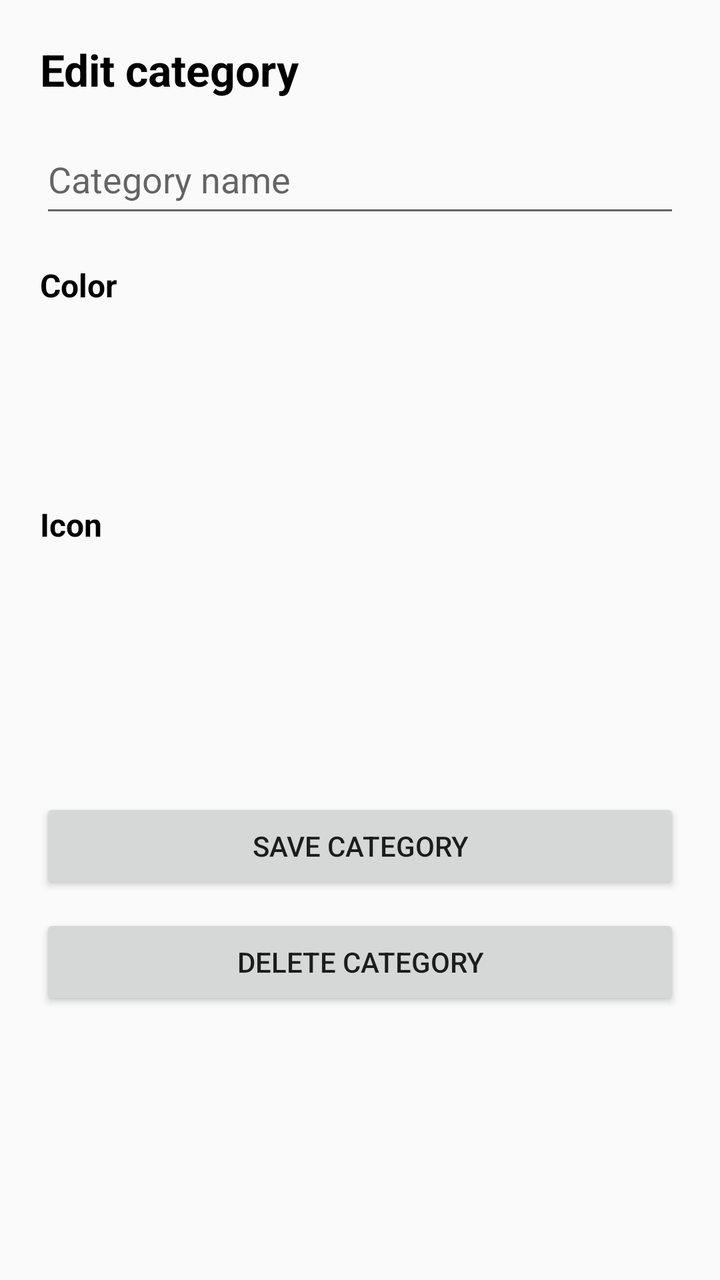
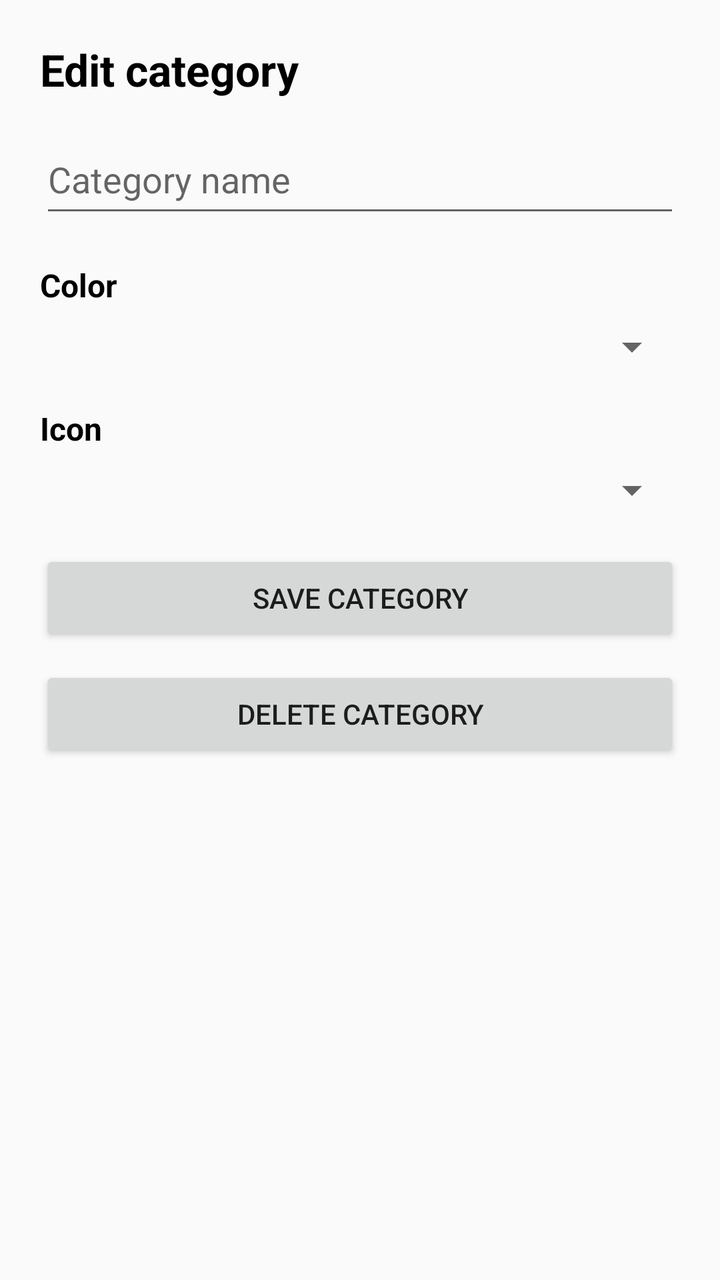

Compare the two renders of this Android layout. The source of the first and the diff that turns it into the second are given below.
<!-- AndroidManifest.xml: application theme Theme.Mobsysteme2 -->
<!-- res/layout/bottom_sheet_edit_category.xml -->
<?xml version="1.0" encoding="utf-8"?>
<ScrollView xmlns:android="http://schemas.android.com/apk/res/android"
    android:layout_width="match_parent"
    android:layout_height="wrap_content"
    android:fillViewport="true">

    <LinearLayout
        android:layout_width="match_parent"
        android:layout_height="wrap_content"
        android:orientation="vertical"
        android:paddingStart="20dp"
        android:paddingTop="20dp"
        android:paddingEnd="20dp"
        android:paddingBottom="24dp">

        <TextView
            android:id="@+id/tvEditCategoryTitle"
            android:layout_width="match_parent"
            android:layout_height="wrap_content"
            android:text="Edit category"
            android:textColor="@android:color/black"
            android:textSize="22sp"
            android:textStyle="bold" />

        <EditText
            android:id="@+id/etCategoryNameInput"
            android:layout_width="match_parent"
            android:layout_height="wrap_content"
            android:layout_marginTop="16dp"
            android:hint="Category name"
            android:inputType="textCapWords"
            android:minHeight="48dp"
            android:paddingVertical="12dp" />

        <TextView
            android:id="@+id/tvColorListLabel"
            android:layout_width="match_parent"
            android:layout_height="wrap_content"
            android:layout_marginTop="18dp"
            android:text="Color"
            android:textColor="@android:color/black"
            android:textSize="16sp"
            android:textStyle="bold" />

        <androidx.recyclerview.widget.RecyclerView
            android:id="@+id/rvColorList"
            android:layout_width="match_parent"
            android:layout_height="72dp"
            android:layout_marginTop="8dp" />

        <TextView
            android:id="@+id/tvIconListLabel"
            android:layout_width="match_parent"
            android:layout_height="wrap_content"
            android:layout_marginTop="18dp"
            android:text="Icon"
            android:textColor="@android:color/black"
            android:textSize="16sp"
            android:textStyle="bold" />

        <androidx.recyclerview.widget.RecyclerView
            android:id="@+id/rvIconList"
            android:layout_width="match_parent"
            android:layout_height="100dp"
            android:layout_marginTop="8dp" />

        <Button
            android:id="@+id/btnSaveCategory"
            android:layout_width="match_parent"
            android:layout_height="wrap_content"
            android:layout_marginTop="18dp"
            android:text="Save category" />

        <Button
            android:id="@+id/btnDeleteCategory"
            android:layout_width="match_parent"
            android:layout_height="wrap_content"
            android:layout_marginTop="10dp"
            android:text="Delete category" />

    </LinearLayout>
</ScrollView>
<!-- resources referenced by this layout -->
<resources>
  <style name="Theme.Mobsysteme2" parent="Theme.AppCompat.Light.NoActionBar" />
</resources>

<!-- the commit's change to res/layout/bottom_sheet_edit_category.xml (unified diff, before → after) -->
@@ -42,10 +42,10 @@
             android:textSize="16sp"
             android:textStyle="bold" />
 
-        <androidx.recyclerview.widget.RecyclerView
-            android:id="@+id/rvColorList"
+        <Spinner
+            android:id="@+id/spColorList"
             android:layout_width="match_parent"
-            android:layout_height="72dp"
+            android:layout_height="wrap_content"
             android:layout_marginTop="8dp" />
 
         <TextView
@@ -58,10 +58,10 @@
             android:textSize="16sp"
             android:textStyle="bold" />
 
-        <androidx.recyclerview.widget.RecyclerView
-            android:id="@+id/rvIconList"
+        <Spinner
+            android:id="@+id/spIconList"
             android:layout_width="match_parent"
-            android:layout_height="100dp"
+            android:layout_height="wrap_content"
             android:layout_marginTop="8dp" />
 
         <Button
